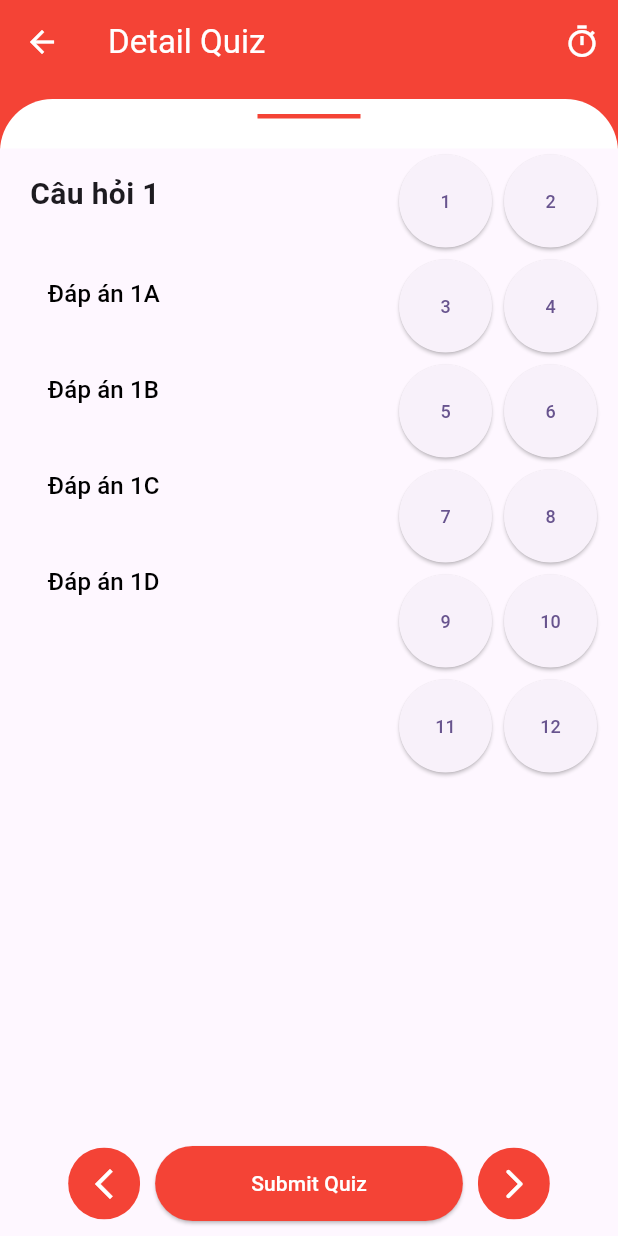
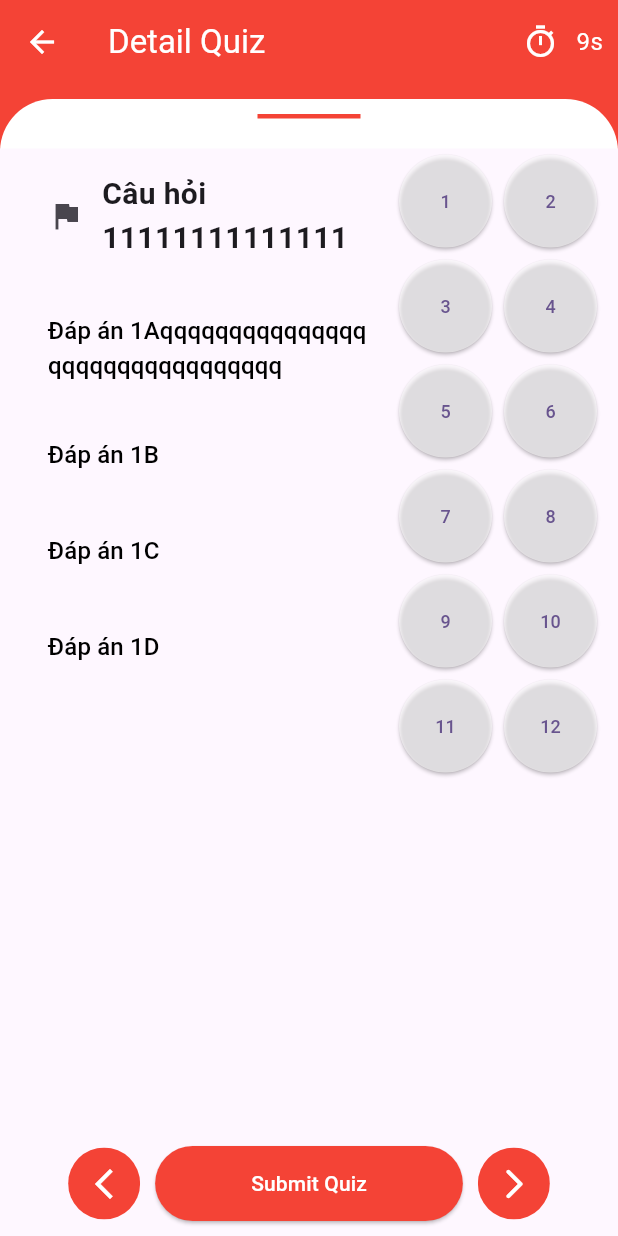
Before and after one commit to thang44hdai/StudyApp-TTCS, a Flutter app: the QuizScreen screen opened directly, on a phone screen of 412 x 824 dp. Run offline on Flutter 3.47's test engine with Material 3 defaults, Android fonts, the phone set to English and light mode, and no system bars; our stand-ins replace font_awesome_flutter; missing offline and left inert: dart:ffi.

Commit message:
update 17/3

```diff
--- a/lib/core/model/Question.dart
+++ b/lib/core/model/Question.dart
@@ -5,6 +5,7 @@ class Question {
   final List<String> options;
   int selected_index = -1;
   bool is_ticked = false;
-
+  bool is_flag = false;
+  bool is_image = false;
   Question({required this.question, required this.options});
 }
--- /dev/null
+++ b/lib/features/quiz_test/CountdownTimber.dart
@@ -0,0 +1,61 @@
+import 'dart:async';
+import 'dart:ffi';
+
+import 'package:flutter/material.dart';
+
+import '../../utils.dart';
+
+class CountdownTimer extends StatefulWidget {
+  @override
+  _CountdownTimerState createState() => _CountdownTimerState();
+}
+
+class _CountdownTimerState extends State<CountdownTimer> {
+  int _secondsRemaining = 10;
+  late Timer _timer;
+
+  @override
+  void initState() {
+    super.initState();
+    _timer = Timer.periodic(Duration(seconds: 1), (timer) {
+      if (_secondsRemaining > 0) {
+        setState(() {
+          _secondsRemaining--;
+        });
+      } else {
+        _timer.cancel(); // Dừng đồng hồ khi hết thời gian
+        Utils.DialogBase("Overtime", context);
+      }
+    });
+  }
+
+  @override
+  void dispose() {
+    _timer.cancel(); // Hủy timer khi widget bị xóa khỏi cây widget
+    super.dispose();
+  }
+
+  @override
+  Widget build(BuildContext context) {
+    var time = "";
+    if (_secondsRemaining < 60)
+      time = "${_secondsRemaining.toString()}s";
+    else if (_secondsRemaining < 3600)
+      time = "${_secondsRemaining ~/ 60}m ${_secondsRemaining % 60}s";
+    else if (_secondsRemaining < 86400) {
+      var h = _secondsRemaining ~/ 3600;
+      _secondsRemaining %= 3600;
+      var m = _secondsRemaining ~/ 60;
+      _secondsRemaining %= 60;
+      time = "${h}h ${m}m ${_secondsRemaining}s";
+    }
+
+    return Padding(
+      padding: EdgeInsets.only(right: 10),
+      child: Text(
+        "$time",
+        style: TextStyle(color: Colors.white, fontSize: 16),
+      ),
+    );
+  }
+}
--- a/lib/features/quiz_test/QuizProvider.dart
+++ b/lib/features/quiz_test/QuizProvider.dart
@@ -5,8 +5,8 @@ import '../../core/model/Question.dart';
 class QuestionProvider extends ChangeNotifier {
   List<Question> questions = [
     Question(
-      question: "Câu hỏi 1",
-      options: ["Đáp án 1A", "Đáp án 1B", "Đáp án 1C", "Đáp án 1D"],
+      question: "Câu hỏi 11111111111111",
+      options: ["Đáp án 1Aqqqqqqqqqqqqqqqqqqqqqqqqqqqqqqqq", "Đáp án 1B", "Đáp án 1C", "Đáp án 1D"],
     ),
     Question(
       question: "Câu hỏi 2",
--- a/lib/features/quiz_test/QuizScreen.dart
+++ b/lib/features/quiz_test/QuizScreen.dart
@@ -1,8 +1,12 @@
+import 'dart:async';
+
 import 'package:flutter/material.dart';
 import 'package:provider/provider.dart';
 import 'package:study/common/constant.dart';
+import 'package:study/features/quiz_test/CountdownTimber.dart';
 import 'package:study/features/quiz_test/TestList.dart';
 
+import '../../utils.dart';
 import 'QuizProvider.dart';
 
 class QuizScreen extends StatefulWidget {
@@ -13,6 +17,7 @@ class QuizScreen extends StatefulWidget {
 }
 
 class _QuizScreenState extends State<QuizScreen> {
+
   @override
   Widget build(BuildContext context) {
     final viewmodel = Provider.of<QuestionProvider>(context);
@@ -36,13 +41,18 @@ class _QuizScreenState extends State<QuizScreen> {
           style: TextStyle(color: Colors.white),
         ),
         actions: [
+          Row(
+            children: [
               IconButton(
                 onPressed: () {},
                 icon: Icon(
                   Icons.timer_outlined,
                   color: Colors.white,
                 ),
-          )
+              ),
+              CountdownTimer(),
+            ],
+          ),
         ],
       ),
       body: Container(
@@ -84,7 +94,7 @@ class _QuizScreenState extends State<QuizScreen> {
                     ),
                     child: ElevatedButton(
                       onPressed: () {
-                        DialogBase("Nộp bài nhéee");
+                        Utils.DialogBase("Nộp bài nhéee", context);
                       },
                       style: ButtonStyle(
                         backgroundColor: MaterialStateProperty.all(Colors.red),
@@ -160,29 +170,29 @@ class _QuizScreenState extends State<QuizScreen> {
     );
   }
 
-  void DialogBase(String question) {
-    showDialog(
-      context: context,
-      builder: (BuildContext context) {
-        return AlertDialog(
-          title: Text("Are You Sure"),
-          content: Text(question),
-          actions: <Widget>[
-            TextButton(
-              onPressed: () {
-                Navigator.of(context).pop();
-              },
-              child: Text('Cancel'),
-            ),
-            TextButton(
-              onPressed: () {
-                Navigator.of(context).pop();
-              },
-              child: Text('Submit'),
-            ),
-          ],
-        );
-      },
-    );
+// void DialogBase(String question) {
+//   showDialog(
+//     context: context,
+//     builder: (BuildContext context) {
+//       return AlertDialog(
+//         title: Text("Are You Sure"),
+//         content: Text(question),
+//         actions: <Widget>[
+//           TextButton(
+//             onPressed: () {
+//               Navigator.of(context).pop();
+//             },
+//             child: Text('Cancel'),
+//           ),
+//           TextButton(
+//             onPressed: () {
+//               Navigator.of(context).pop();
+//             },
+//             child: Text('Submit'),
+//           ),
+//         ],
+//       );
+//     },
+//   );
+// }
 }
-}
--- a/lib/features/quiz_test/TestList.dart
+++ b/lib/features/quiz_test/TestList.dart
@@ -1,3 +1,4 @@
+import 'package:flutter/cupertino.dart';
 import 'package:flutter/material.dart';
 import 'package:provider/provider.dart';
 import '../../core/model/Question.dart';
@@ -20,14 +21,48 @@ class _TestScreen extends State<TestScreen> {
         child: Row(
           mainAxisAlignment: MainAxisAlignment.spaceBetween,
           children: [
-            Padding(
+            Container(
+              child: Expanded(
+                child: Padding(
                   padding: const EdgeInsets.only(top: 16.0),
                   child: Column(
                     crossAxisAlignment: CrossAxisAlignment.start,
                     children: [
-                  Text(
+                      Row(
+                        children: [
+                          IconButton(
+                            onPressed: () {
+                              setState(() {
+                                viewmodel.questions[selectedQuestionIndex]
+                                        .is_flag =
+                                    !viewmodel.questions[selectedQuestionIndex]
+                                        .is_flag;
+                              });
+                            },
+                            icon: Icon(Icons.flag),
+                            color: (questions[selectedQuestionIndex].is_flag ==
+                                    true)
+                                ? Colors.red
+                                : null,
+                          ),
+                          Expanded(
+                            child: Text(
                               questions[selectedQuestionIndex].question,
-                    style: TextStyle(fontSize: 20, fontWeight: FontWeight.bold),
+                              style: const TextStyle(
+                                fontSize: 20,
+                                fontWeight: FontWeight.bold,
+                              ),
+                              softWrap: true,
+                              maxLines: 2,
+                              overflow: TextOverflow.ellipsis,
+                            ),
+                          ),
+                        ],
+                      ),
+                      Container(
+                        child: (questions[selectedQuestionIndex].is_image)
+                            ? Image.asset("assets/question.png")
+                            : null,
                       ),
                       SizedBox(height: 20),
                       ...List.generate(
@@ -37,17 +72,19 @@ class _TestScreen extends State<TestScreen> {
                             padding: const EdgeInsets.symmetric(vertical: 8.0),
                             child: TextButton(
                               onPressed: () {
-                            questions[selectedQuestionIndex].selected_index =
-                                index;
-                            questions[selectedQuestionIndex].is_ticked = true;
+                                questions[selectedQuestionIndex]
+                                    .selected_index = index;
+                                questions[selectedQuestionIndex].is_ticked =
+                                    true;
                                 viewmodel.updateQuestion(questions);
                                 viewmodel.updateSelectAnswerToQuestion(
                                     selectedQuestionIndex, index);
-                            viewmodel
-                                .updateSelectQuestion(selectedQuestionIndex);
+                                viewmodel.updateSelectQuestion(
+                                    selectedQuestionIndex);
                               },
                               style: ButtonStyle(
-                            backgroundColor: questions[selectedQuestionIndex]
+                                backgroundColor:
+                                    questions[selectedQuestionIndex]
                                                 .selected_index ==
                                             index
                                         ? MaterialStateProperty.all(Colors.blue)
@@ -70,6 +107,9 @@ class _TestScreen extends State<TestScreen> {
                     ],
                   ),
                 ),
+              ),
+            ),
+            // Icon Question
             Container(
               width: 140,
               child: GridView.builder(
@@ -84,13 +124,15 @@ class _TestScreen extends State<TestScreen> {
                       style: ButtonStyle(
                         alignment: Alignment.center,
                         backgroundColor: MaterialStateProperty.all(
-                            questions[index].is_ticked ? Colors.blue : null),
+                          setColorQuestion(questions[index]),
+                        ),
                       ),
                       child: Text(
                         "${index + 1}",
                         style: TextStyle(
                             fontSize: 12,
-                            color: questions[index].is_ticked
+                            color: questions[index].is_ticked ||
+                                    questions[index].is_flag
                                 ? Colors.white
                                 : null),
                       ),
@@ -106,4 +148,10 @@ class _TestScreen extends State<TestScreen> {
       ),
     );
   }
+
+  Color setColorQuestion(Question a) {
+    if (a.is_flag == true) return Colors.red;
+    if (a.is_ticked == true) return Colors.blue;
+    return Colors.white54;
   }
+}
```
Also changed, not shown: lib/features/result_test/ResultScreen.dart (added, +117 -0 lines), lib/utils.dart (+24 -16 lines). Lines whose indentation alone changed are shown as unchanged.
